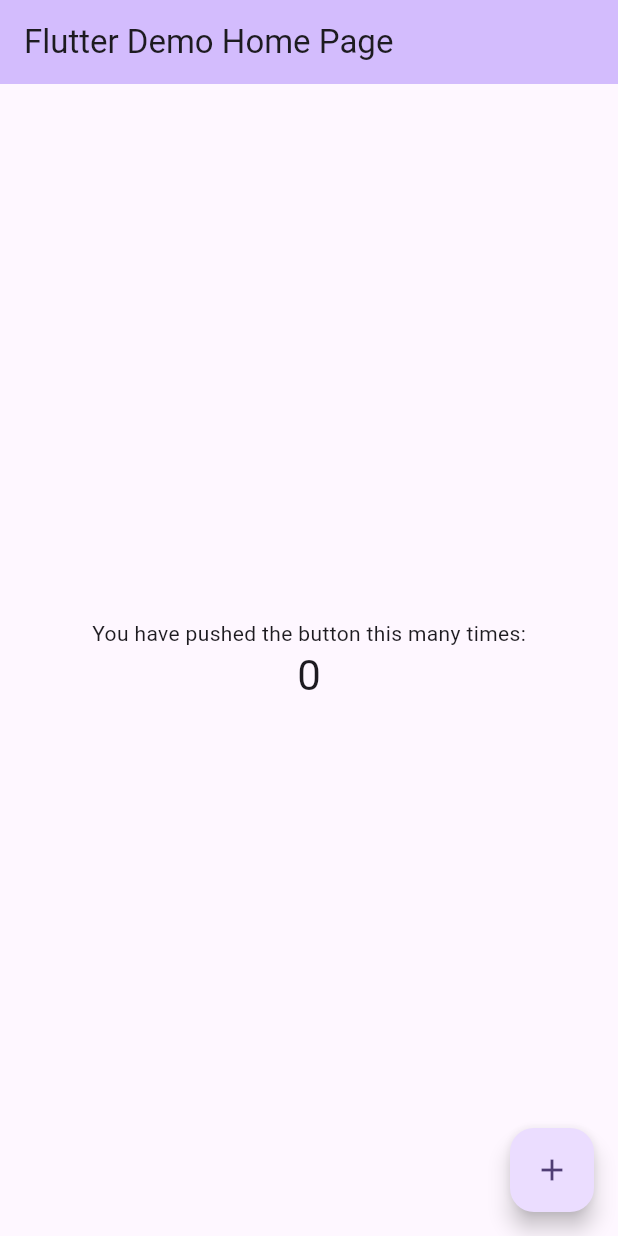
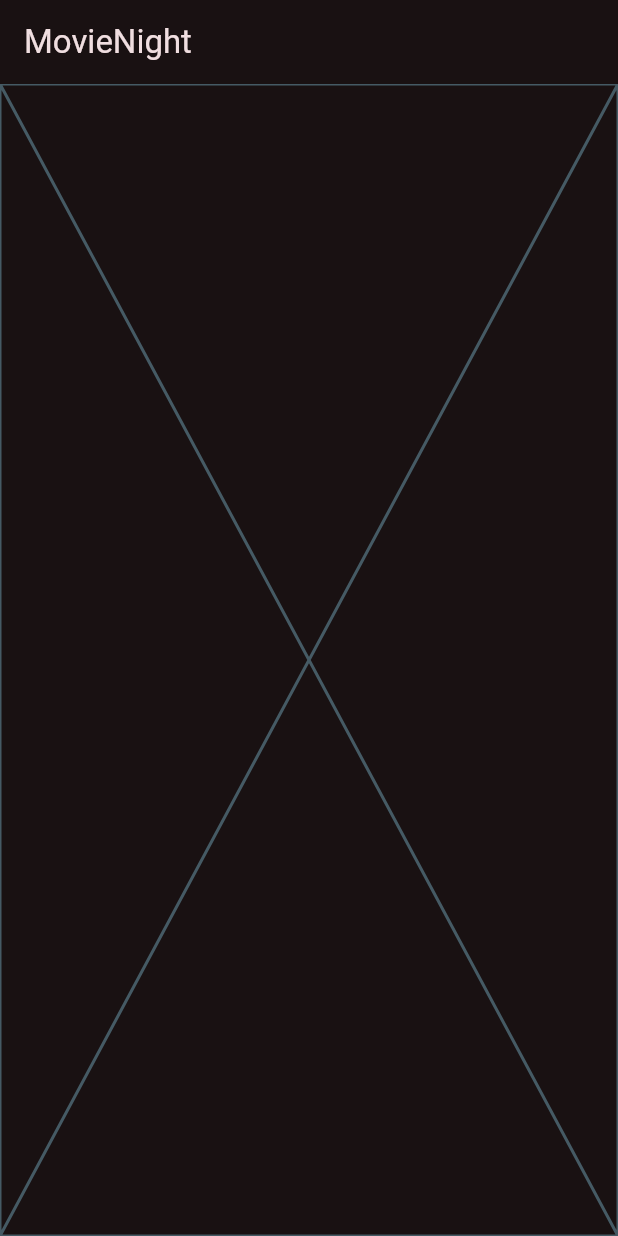
Before and after one commit to ArachnaDude/shape_movienight, a Flutter app: the screen it shows after launch, on a phone screen of 412 x 824 dp. Run offline on Flutter 3.47's test engine with Material 3 defaults, Android fonts, the light colour scheme and no system bars; our stand-ins replace flutter_dotenv.

Commit message:
modify main page

```diff
--- a/lib/main.dart
+++ b/lib/main.dart
@@ -14,115 +14,32 @@
   @override
   Widget build(BuildContext context) {
     return MaterialApp(
-      title: 'Flutter Demo',
+      title: 'MovieNight',
       theme: ThemeData(
-        // This is the theme of your application.
-        //
-        // TRY THIS: Try running your application with "flutter run". You'll see
-        // the application has a purple toolbar. Then, without quitting the app,
-        // try changing the seedColor in the colorScheme below to Colors.green
-        // and then invoke "hot reload" (save your changes or press the "hot
-        // reload" button in a Flutter-supported IDE, or press "r" if you used
-        // the command line to start the app).
-        //
-        // Notice that the counter didn't reset back to zero; the application
-        // state is not lost during the reload. To reset the state, use hot
-        // restart instead.
-        //
-        // This works for code too, not just values: Most code changes can be
-        // tested with just a hot reload.
-        colorScheme: ColorScheme.fromSeed(seedColor: Colors.deepPurple),
+        colorScheme: ColorScheme.fromSeed(
+          seedColor: Colors.pink,
+          brightness: Brightness.dark,
+        ),
         useMaterial3: true,
       ),
-      home: const MyHomePage(title: 'Flutter Demo Home Page'),
+      // home is the default page we see when the app starts
+      home: const MovieList(title: 'MovieNight'),
     );
   }
 }
 
-class MyHomePage extends StatefulWidget {
-  const MyHomePage({super.key, required this.title});
-
-  // This widget is the home page of your application. It is stateful, meaning
-  // that it has a State object (defined below) that contains fields that affect
-  // how it looks.
-
-  // This class is the configuration for the state. It holds the values (in this
-  // case the title) provided by the parent (in this case the App widget) and
-  // used by the build method of the State. Fields in a Widget subclass are
-  // always marked "final".
+class MovieList extends StatelessWidget {
+  const MovieList({super.key, required this.title});
 
   final String title;
 
   @override
-  State<MyHomePage> createState() => _MyHomePageState();
-}
-
-class _MyHomePageState extends State<MyHomePage> {
-  int _counter = 0;
-
-  void _incrementCounter() {
-    setState(() {
-      // This call to setState tells the Flutter framework that something has
-      // changed in this State, which causes it to rerun the build method below
-      // so that the display can reflect the updated values. If we changed
-      // _counter without calling setState(), then the build method would not be
-      // called again, and so nothing would appear to happen.
-      _counter++;
-    });
-  }
-
-  @override
   Widget build(BuildContext context) {
-    // This method is rerun every time setState is called, for instance as done
-    // by the _incrementCounter method above.
-    //
-    // The Flutter framework has been optimized to make rerunning build methods
-    // fast, so that you can just rebuild anything that needs updating rather
-    // than having to individually change instances of widgets.
     return Scaffold(
       appBar: AppBar(
-        // TRY THIS: Try changing the color here to a specific color (to
-        // Colors.amber, perhaps?) and trigger a hot reload to see the AppBar
-        // change color while the other colors stay the same.
-        backgroundColor: Theme.of(context).colorScheme.inversePrimary,
-        // Here we take the value from the MyHomePage object that was created by
-        // the App.build method, and use it to set our appbar title.
-        title: Text(widget.title),
+        title: Text(title),
       ),
-      body: Center(
-        // Center is a layout widget. It takes a single child and positions it
-        // in the middle of the parent.
-        child: Column(
-          // Column is also a layout widget. It takes a list of children and
-          // arranges them vertically. By default, it sizes itself to fit its
-          // children horizontally, and tries to be as tall as its parent.
-          //
-          // Column has various properties to control how it sizes itself and
-          // how it positions its children. Here we use mainAxisAlignment to
-          // center the children vertically; the main axis here is the vertical
-          // axis because Columns are vertical (the cross axis would be
-          // horizontal).
-          //
-          // TRY THIS: Invoke "debug painting" (choose the "Toggle Debug Paint"
-          // action in the IDE, or press "p" in the console), to see the
-          // wireframe for each widget.
-          mainAxisAlignment: MainAxisAlignment.center,
-          children: <Widget>[
-            const Text(
-              'You have pushed the button this many times:',
-            ),
-            Text(
-              '$_counter',
-              style: Theme.of(context).textTheme.headlineMedium,
-            ),
-          ],
-        ),
-      ),
-      floatingActionButton: FloatingActionButton(
-        onPressed: _incrementCounter,
-        tooltip: 'Increment',
-        child: const Icon(Icons.add),
-      ), // This trailing comma makes auto-formatting nicer for build methods.
+      body: const Placeholder(),
     );
   }
 }
```
